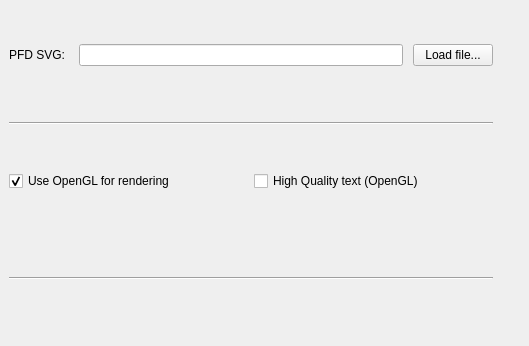
This is ground/src/plugins/pfd/pfdgadgetoptionspage.ui in openpilot/OpenPilot as Qt 5 draws it before an edit. The edited form follows.
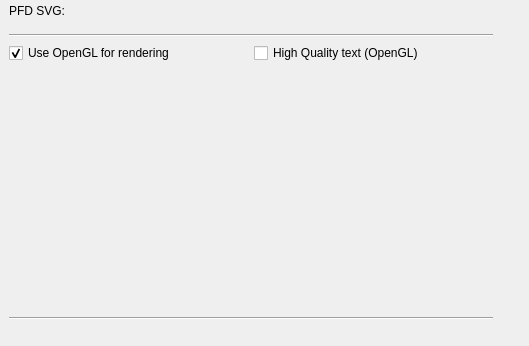
This is the edited form. Custom widgets are drawn as their Qt base class.

Commit message: OP-151 Use PathChooser in all plugins, and update pathutils to behave consistently across platforms by always using "/" as its internal format. Should solve the issues we have been having with windows paths not being removed properly.

```diff
--- a/ground/src/plugins/pfd/pfdgadgetoptionspage.ui
+++ b/ground/src/plugins/pfd/pfdgadgetoptionspage.ui
@@ -28,7 +28,7 @@
      <height>331</height>
     </rect>
    </property>
-   <layout class="QVBoxLayout" name="verticalLayout" stretch="0,0,0,0,0">
+   <layout class="QVBoxLayout" name="verticalLayout" stretch="0,0,0,1,0">
     <property name="sizeConstraint">
      <enum>QLayout::SetMinimumSize</enum>
     </property>
@@ -45,7 +45,7 @@
      <number>10</number>
     </property>
     <item>
-     <layout class="QHBoxLayout" name="horizontalLayout" stretch="0,0,0">
+     <layout class="QHBoxLayout" name="horizontalLayout" stretch="0,0">
       <property name="spacing">
        <number>10</number>
       </property>
@@ -63,12 +63,12 @@
        </widget>
       </item>
       <item>
-       <widget class="QLineEdit" name="svgSourceFile"/>
-      </item>
-      <item>
-       <widget class="QPushButton" name="loadFile">
-        <property name="text">
-         <string>Load file...</string>
+       <widget class="Utils::PathChooser" name="svgSourceFile" native="true">
+        <property name="sizePolicy">
+         <sizepolicy hsizetype="MinimumExpanding" vsizetype="Preferred">
+          <horstretch>0</horstretch>
+          <verstretch>0</verstretch>
+         </sizepolicy>
         </property>
        </widget>
       </item>
@@ -131,6 +131,14 @@
    </layout>
   </widget>
  </widget>
+ <customwidgets>
+  <customwidget>
+   <class>Utils::PathChooser</class>
+   <extends>QWidget</extends>
+   <header>utils/pathchooser.h</header>
+   <container>1</container>
+  </customwidget>
+ </customwidgets>
  <resources/>
  <connections/>
 </ui>
```
The commit also changes 11 other files.
